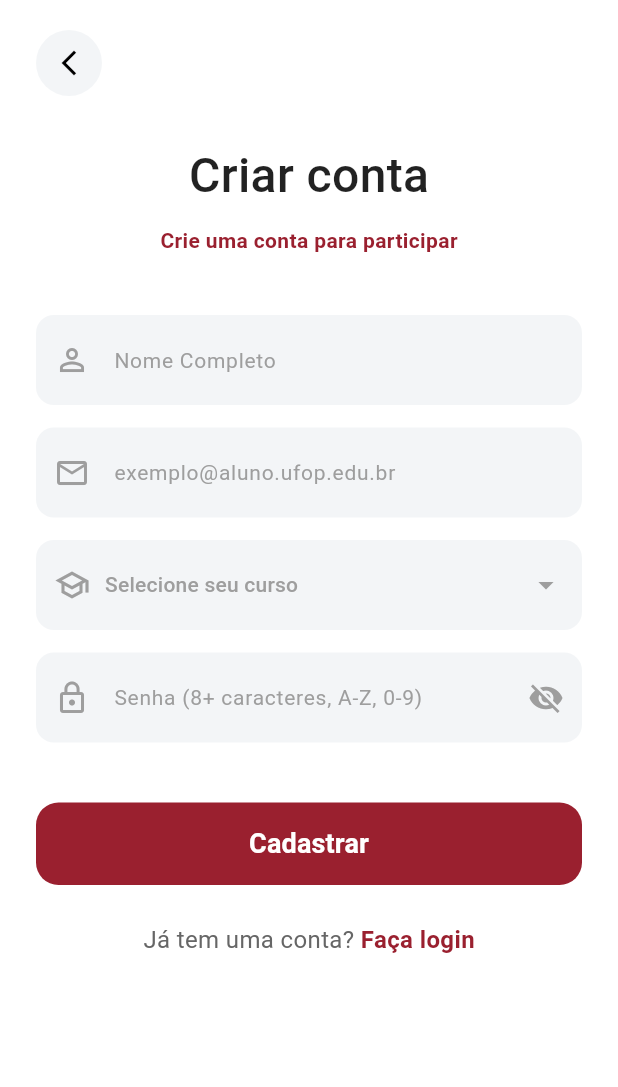
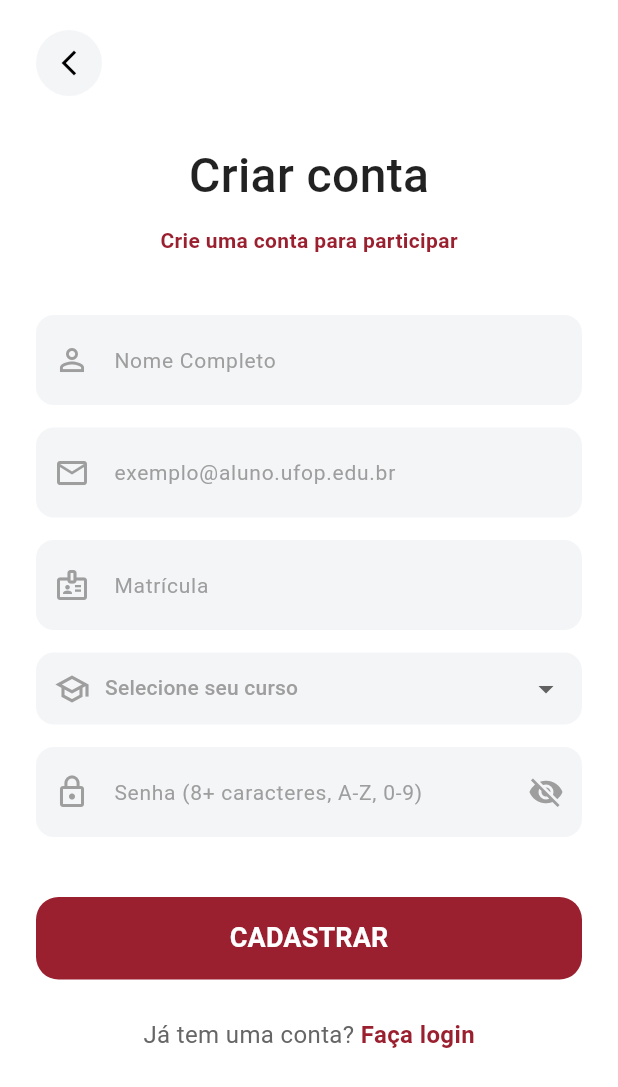
Before and after one commit to victoriacarvalho/secomp_app, a Flutter app: the SignUpScreen screen opened directly, on a phone screen of 412 x 824 dp. Shown: the top 1087 px of the screen. Run offline on Flutter 3.47's test engine with Material 3 defaults, Android fonts, the light colour scheme and no system bars; our stand-ins replace cloud_firestore, firebase_auth, firebase_core, image_picker; accounts and stored records are empty; Roboto replaces fonts that are missing (Times New Roman).

Commit message:
refactor SignUpScreen: include matricula field, fix scroll stretching, and clean UI

```diff
--- a/lib/screens/sign_up_screen.dart
+++ b/lib/screens/sign_up_screen.dart
@@ -1,6 +1,6 @@
 import 'package:flutter/material.dart';
 import '../servicos/autenticacao_servico.dart';
-import 'home_screen.dart';
+import 'home_screen.dart'; // Importante para o NoOverscrollBehavior
 
 class SignUpScreen extends StatefulWidget {
   const SignUpScreen({super.key});
@@ -15,15 +15,17 @@ class _SignUpScreenState extends State<SignUpScreen> {
   final Color textGrey = const Color(0xFF666666);
 
   final AutenticacaoServico _authService = AutenticacaoServico();
+
   final TextEditingController _nomeController = TextEditingController();
   final TextEditingController _emailController = TextEditingController();
+  final TextEditingController _matriculaController = TextEditingController();
   final TextEditingController _senhaController = TextEditingController();
 
   String? _cursoSelecionado;
   final List<String> _cursos = [
     "Sistemas de Informação",
     "Engenharia da Computação",
-    "Engenharia de Produção"
+    "Engenharia de Produção",
     "Engenharia Elétrica"
   ];
 
@@ -34,17 +36,20 @@ class _SignUpScreenState extends State<SignUpScreen> {
   void dispose() {
     _nomeController.dispose();
     _emailController.dispose();
+    _matriculaController.dispose();
     _senhaController.dispose();
     super.dispose();
   }
 
+  // Validação e envio dos dados para o Firebase
   void _validarCadastro() async {
     String nome = _nomeController.text.trim();
     String email = _emailController.text.trim();
+    String matricula = _matriculaController.text.trim();
     String senha = _senhaController.text;
 
-    if (nome.isEmpty || email.isEmpty || senha.isEmpty || _cursoSelecionado == null) {
-      _notificacao("Por favor, preencha todos os campos e selecione seu curso.", erro: true);
+    if (nome.isEmpty || email.isEmpty || matricula.isEmpty || senha.isEmpty || _cursoSelecionado == null) {
+      _notificacao("Por favor, preencha todos os campos.", erro: true);
       return;
     }
 
@@ -54,7 +59,7 @@ class _SignUpScreenState extends State<SignUpScreen> {
     }
 
     if (senha.length < 8 || !senha.contains(RegExp(r'[A-Z]')) || !senha.contains(RegExp(r'[0-9]'))) {
-      _notificacao("Senha inválida: 8 caracteres, uma letra maiúscula e um número.", erro: true);
+      _notificacao("Senha deve ter 8 caracteres, uma maiúscula e um número.", erro: true);
       return;
     }
 
@@ -63,6 +68,7 @@ class _SignUpScreenState extends State<SignUpScreen> {
     String? resultado = await _authService.cadastrarUsuario(
       nome: nome,
       email: email,
+      matricula: matricula,
       senha: senha,
       curso: _cursoSelecionado!,
     );
@@ -93,7 +99,11 @@ class _SignUpScreenState extends State<SignUpScreen> {
     return Scaffold(
       backgroundColor: Colors.white,
       body: SafeArea(
+        // --- CORREÇÃO: Remove efeito visual de esticamento ---
+        child: ScrollConfiguration(
+          behavior: NoOverscrollBehavior(),
           child: SingleChildScrollView(
+            physics: const ClampingScrollPhysics(), // Trava física do scroll
             padding: const EdgeInsets.symmetric(horizontal: 24.0),
             child: Column(
               crossAxisAlignment: CrossAxisAlignment.start,
@@ -106,23 +116,12 @@ class _SignUpScreenState extends State<SignUpScreen> {
                     children: [
                       const Text(
                         'Criar conta',
-                      style: TextStyle(
-                        fontFamily: 'Times New Roman',
-                        fontSize: 32,
-                        fontWeight: FontWeight.w500,
-                        color: Colors.black87
-                      ),
+                        style: TextStyle(fontFamily: 'Times New Roman', fontSize: 32, fontWeight: FontWeight.w500, color: Colors.black87),
                       ),
                       const SizedBox(height: 10),
-                    // Subtítulo padronizado com a tela ADM
                       Text(
                         'Crie uma conta para participar',
-                      style: TextStyle(
-                        color: primaryRed,
-                        fontSize: 14,
-                        fontWeight: FontWeight.w600,
-                        fontFamily: 'sans-serif'
-                      )
+                        style: TextStyle(color: primaryRed, fontSize: 14, fontWeight: FontWeight.w600),
                       ),
                     ],
                   ),
@@ -131,18 +130,16 @@ class _SignUpScreenState extends State<SignUpScreen> {
 
                 _buildTextField(hint: 'Nome Completo', icon: Icons.person_outline, controller: _nomeController),
                 const SizedBox(height: 15),
-
                 _buildTextField(hint: 'exemplo@aluno.ufop.edu.br', icon: Icons.email_outlined, type: TextInputType.emailAddress, controller: _emailController),
                 const SizedBox(height: 15),
+                _buildTextField(hint: 'Matrícula', icon: Icons.badge_outlined, type: TextInputType.number, controller: _matriculaController),
+                const SizedBox(height: 15),
 
-              // Campo de Seleção de Curso com altura e alinhamento corrigidos
+                // Dropdown de Curso
                 Container(
                   width: double.infinity,
                   padding: const EdgeInsets.symmetric(horizontal: 12),
-                decoration: BoxDecoration(
-                  color: lightGreyBackground,
-                  borderRadius: BorderRadius.circular(12),
-                ),
+                  decoration: BoxDecoration(color: lightGreyBackground, borderRadius: BorderRadius.circular(12)),
                   child: DropdownButtonHideUnderline(
                     child: DropdownButton<String>(
                       value: _cursoSelecionado,
@@ -154,18 +151,10 @@ class _SignUpScreenState extends State<SignUpScreen> {
                         ],
                       ),
                       isExpanded: true,
-                    icon: const Icon(Icons.arrow_drop_down, color: Colors.grey),
-                    // Ajuste de altura para alinhar com TextFields
-                    itemHeight: 60,
                       items: _cursos.map((String curso) {
-                      return DropdownMenuItem<String>(
-                        value: curso,
-                        child: Text(curso, style: const TextStyle(fontSize: 15)),
-                      );
+                        return DropdownMenuItem<String>(value: curso, child: Text(curso, style: const TextStyle(fontSize: 15)));
                       }).toList(),
-                    onChanged: (String? novoValor) {
-                      setState(() => _cursoSelecionado = novoValor);
-                    },
+                      onChanged: (val) => setState(() => _cursoSelecionado = val),
                     ),
                   ),
                 ),
@@ -174,11 +163,12 @@ class _SignUpScreenState extends State<SignUpScreen> {
                 _buildPasswordField(),
                 const SizedBox(height: 40),
 
-              _buildSubmitButton('Cadastrar'),
+                _buildSubmitButton('CADASTRAR'),
                 const SizedBox(height: 25),
                 _buildFooter(),
                 const SizedBox(height: 20),
               ],
+            ),
           ),
         ),
       ),
@@ -233,11 +223,7 @@ class _SignUpScreenState extends State<SignUpScreen> {
     width: double.infinity,
     height: 55,
     child: ElevatedButton(
-      style: ElevatedButton.styleFrom(
-        backgroundColor: primaryRed,
-        shape: RoundedRectangleBorder(borderRadius: BorderRadius.circular(15)),
-        elevation: 0
-      ),
+      style: ElevatedButton.styleFrom(backgroundColor: primaryRed, shape: RoundedRectangleBorder(borderRadius: BorderRadius.circular(15)), elevation: 0),
       onPressed: _isLoading ? null : _validarCadastro,
       child: _isLoading
           ? const CircularProgressIndicator(color: Colors.white)
@@ -248,10 +234,10 @@ class _SignUpScreenState extends State<SignUpScreen> {
   Widget _buildFooter() => Row(
     mainAxisAlignment: MainAxisAlignment.center,
     children: [
-      Text("Já tem uma conta? ", style: TextStyle(color: textGrey, fontSize: 16, fontFamily: 'sans-serif')),
+      Text("Já tem uma conta? ", style: TextStyle(color: textGrey, fontSize: 16)),
       GestureDetector(
         onTap: () => Navigator.pop(context),
-        child: Text("Faça login", style: TextStyle(color: primaryRed, fontSize: 16, fontWeight: FontWeight.bold, fontFamily: 'sans-serif'))
+        child: Text("Faça login", style: TextStyle(color: primaryRed, fontSize: 16, fontWeight: FontWeight.bold))
       ),
     ],
   );
```
Lines whose indentation alone changed are shown as unchanged.
